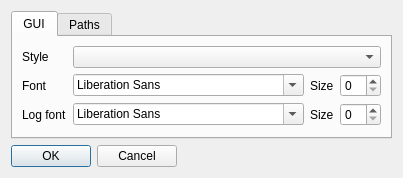
Above: tools/qchdman/preferencesdialog.ui from qmc2/qmc2-mame-fe before the change. Below: the same form after it.
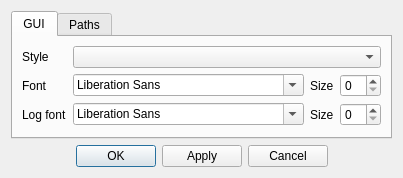
That is the form after the change. Icons and pictures are not drawn.

```diff
--- a/tools/qchdman/preferencesdialog.ui
+++ b/tools/qchdman/preferencesdialog.ui
@@ -174,6 +174,19 @@
    </item>
    <item row="1" column="0">
     <layout class="QHBoxLayout" name="horizontalLayout">
+     <item>
+      <spacer name="horizontalSpacer_2">
+       <property name="orientation">
+        <enum>Qt::Horizontal</enum>
+       </property>
+       <property name="sizeHint" stdset="0">
+        <size>
+         <width>40</width>
+         <height>20</height>
+        </size>
+       </property>
+      </spacer>
+     </item>
      <item>
       <widget class="QPushButton" name="pushButtonOk">
        <property name="text">
@@ -181,6 +194,13 @@
        </property>
       </widget>
      </item>
+     <item>
+      <widget class="QPushButton" name="pushButtonApply">
+       <property name="text">
+        <string>Apply</string>
+       </property>
+      </widget>
+     </item>
      <item>
       <widget class="QPushButton" name="pushButtonCancel">
        <property name="text">
```
Left out of the diff: 1 changed line with no effect on the pictures.
